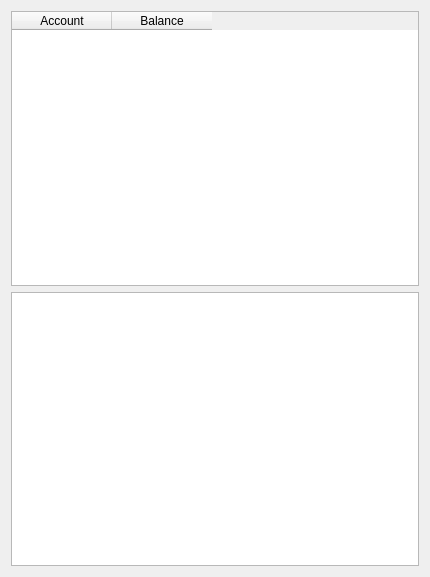
Old version of the form ui/accountbalancerui.ui in the repository upstreammuse/cashpiles.
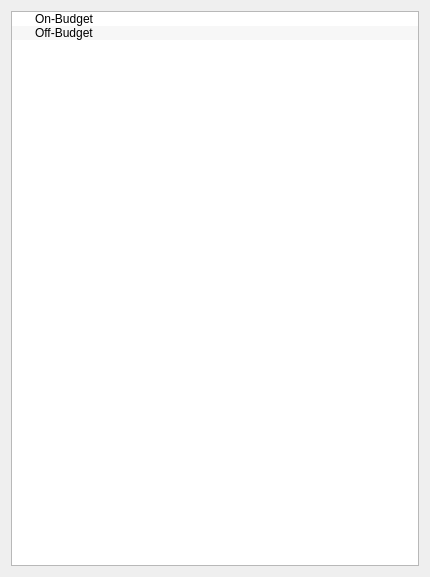
New version of the form.

```diff
--- a/ui/accountbalancerui.ui
+++ b/ui/accountbalancerui.ui
@@ -15,7 +15,13 @@
   </property>
   <layout class="QVBoxLayout" name="verticalLayout">
    <item>
-    <widget class="QTableWidget" name="tableWidget">
+    <widget class="QTreeWidget" name="treeWidget">
+     <property name="alternatingRowColors">
+      <bool>true</bool>
+     </property>
+     <attribute name="headerVisible">
+      <bool>false</bool>
+     </attribute>
      <column>
       <property name="text">
        <string>Account</string>
@@ -26,11 +32,24 @@
        <string>Balance</string>
       </property>
      </column>
+     <item>
+      <property name="text">
+       <string>On-Budget</string>
+      </property>
+      <property name="text">
+       <string/>
+      </property>
+     </item>
+     <item>
+      <property name="text">
+       <string>Off-Budget</string>
+      </property>
+      <property name="text">
+       <string/>
+      </property>
+     </item>
     </widget>
    </item>
-   <item>
-    <widget class="QPlainTextEdit" name="plainTextEdit"/>
-   </item>
   </layout>
  </widget>
  <resources/>
```
